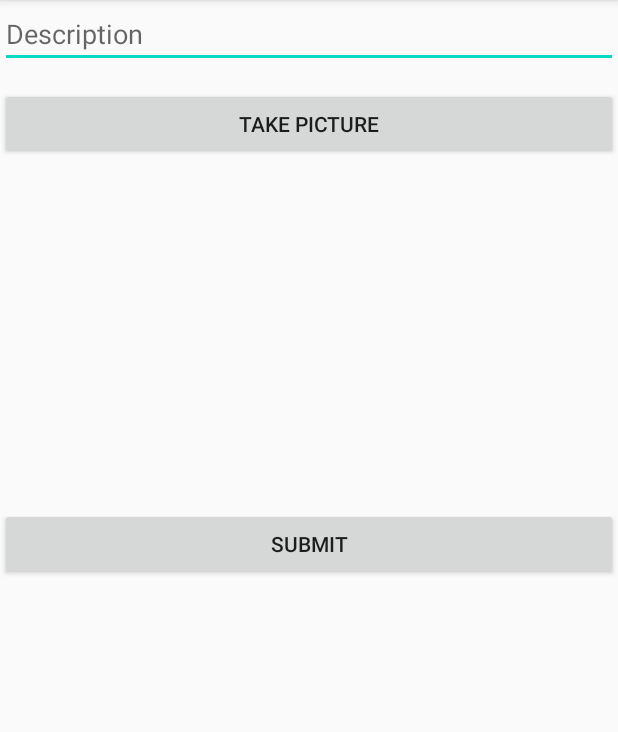
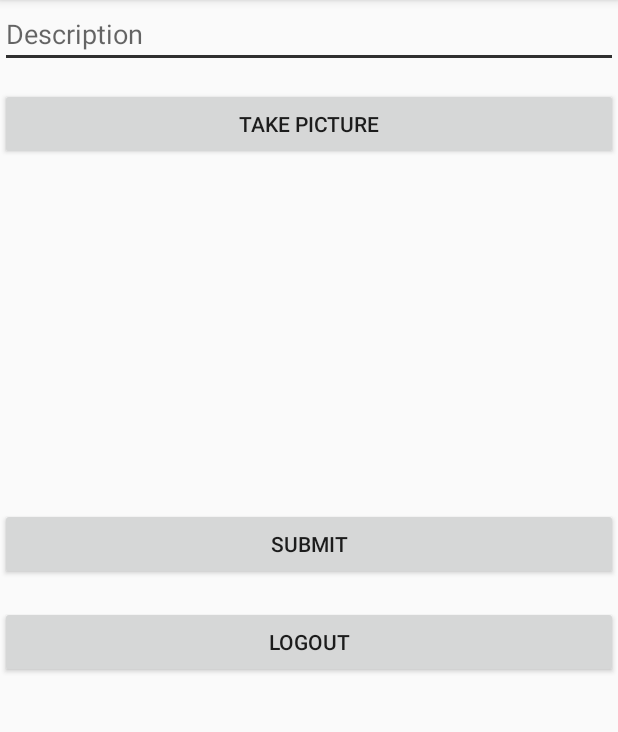
Before and after one commit to annazhang2002/Parstagram, an Android app: the MainActivity screen opened directly, with no data from a screen before it, on a phone screen of 412 x 824 dp, the part 84-816 px from its top. Run offline under Robolectric (Android 15) with nearby library versions, the phone set to English and light mode, and no system bars; libraries missing offline, so code that uses them is left out: com.parse.

Commit message:
Added logout button

```diff
--- a/app/src/main/java/com/example/parstagram/MainActivity.java
+++ b/app/src/main/java/com/example/parstagram/MainActivity.java
@@ -36,6 +36,7 @@ public class MainActivity extends AppCompatActivity {
     Button btnTakePicture;
     ImageView ivPostImage;
     Button btnSubmit;
+    Button btnLogout;
     File photoFile;
     String photoFileName = "photo.jpg";
 
@@ -48,6 +49,7 @@ public class MainActivity extends AppCompatActivity {
         btnTakePicture = findViewById(R.id.btnTakePicture);
         ivPostImage = findViewById(R.id.ivPostImage);
         btnSubmit = findViewById(R.id.btnSubmit);
+        btnLogout = findViewById(R.id.btnLogout);
         btnSubmit.setOnClickListener(new View.OnClickListener() {
             @Override
             public void onClick(View view) {
@@ -71,7 +73,19 @@ public class MainActivity extends AppCompatActivity {
                 launchCamera();
             }
         });
+        btnLogout.setOnClickListener(new View.OnClickListener() {
+            @Override
+            public void onClick(View view) {
+                ParseUser.logOut();
+                goOpening();
+            }
+        });
 //        queryPosts();
+    }
+
+    private void goOpening() {
+        Intent intent = new Intent(this, OpeningActivity.class);
+        startActivity(intent);
     }
 
     private void launchCamera() {
--- a/app/src/main/res/layout/activity_main.xml
+++ b/app/src/main/res/layout/activity_main.xml
@@ -47,4 +47,13 @@
         android:layout_centerHorizontal="true"
         android:layout_marginTop="28dp"
         android:text="Submit" />
+
+    <Button
+        android:id="@+id/btnLogout"
+        android:layout_width="match_parent"
+        android:layout_height="wrap_content"
+        android:layout_below="@+id/btnSubmit"
+        android:layout_alignParentStart="true"
+        android:layout_marginTop="17dp"
+        android:text="Logout" />
 </RelativeLayout>
--- a/app/src/main/res/values/colors.xml
+++ b/app/src/main/res/values/colors.xml
@@ -2,5 +2,5 @@
 <resources>
     <color name="colorPrimary">#BEAEDC</color>
     <color name="colorPrimaryDark">#3700B3</color>
-    <color name="colorAccent">#03DAC5</color>
+    <color name="colorAccent">#303030</color>
 </resources>
```
